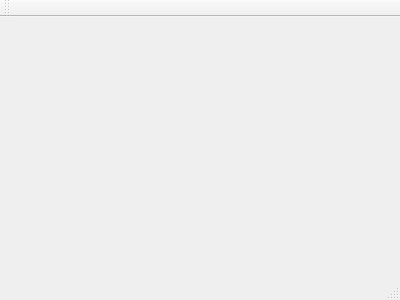
The window that qtmarkup.ui (duttondj/qtmarkup) describes before a commit, drawn with Qt 5.
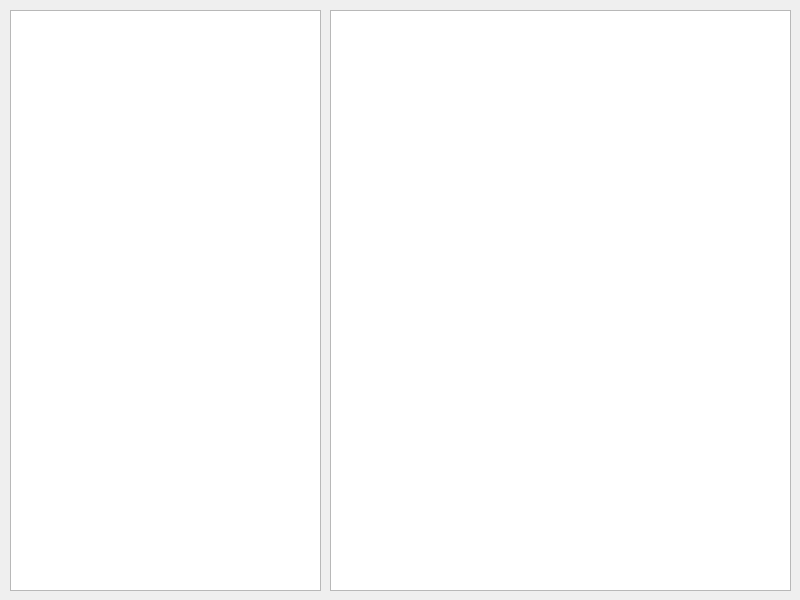
The same window after the commit.

Commit message:
CMakeLists.txt updated to take full effect of cmake. qtmarkup.cpp/h/pro/ui updated to final versions minus cxx tests.
Todo: adjust output to eliminate all the junk html tags that textEdit adds in when saving as html

```diff
--- a/qtmarkup.ui
+++ b/qtmarkup.ui
@@ -1,24 +1,53 @@
 <ui version="4.0">
  <class>qtmarkup</class>
- <widget class="QMainWindow" name="qtmarkup" >
-  <property name="geometry" >
+ <widget class="QMainWindow" name="qtmarkup">
+  <property name="geometry">
    <rect>
     <x>0</x>
     <y>0</y>
-    <width>400</width>
-    <height>300</height>
+    <width>800</width>
+    <height>600</height>
    </rect>
   </property>
-  <property name="windowTitle" >
+  <property name="minimumSize">
+   <size>
+    <width>800</width>
+    <height>600</height>
+   </size>
+  </property>
+  <property name="maximumSize">
+   <size>
+    <width>800</width>
+    <height>600</height>
+   </size>
+  </property>
+  <property name="windowTitle">
    <string>qtmarkup</string>
   </property>
-  <widget class="QMenuBar" name="menuBar" />
-  <widget class="QToolBar" name="mainToolBar" />
-  <widget class="QWidget" name="centralWidget" />
-  <widget class="QStatusBar" name="statusBar" />
+  <widget class="QWidget" name="centralWidget">
+   <widget class="QTextEdit" name="markupEdit">
+    <property name="geometry">
+     <rect>
+      <x>10</x>
+      <y>10</y>
+      <width>311</width>
+      <height>581</height>
+     </rect>
+    </property>
+   </widget>
+   <widget class="QTextEdit" name="htmlEdit">
+    <property name="geometry">
+     <rect>
+      <x>330</x>
+      <y>10</y>
+      <width>461</width>
+      <height>581</height>
+     </rect>
+    </property>
+   </widget>
+  </widget>
  </widget>
- <layoutDefault spacing="6" margin="11" />
- <pixmapfunction></pixmapfunction>
+ <layoutdefault spacing="6" margin="11"/>
  <resources/>
  <connections/>
 </ui>
```
Left out of the diff: 1 changed line with no effect on the pictures. The commit also changes 5 other files.
